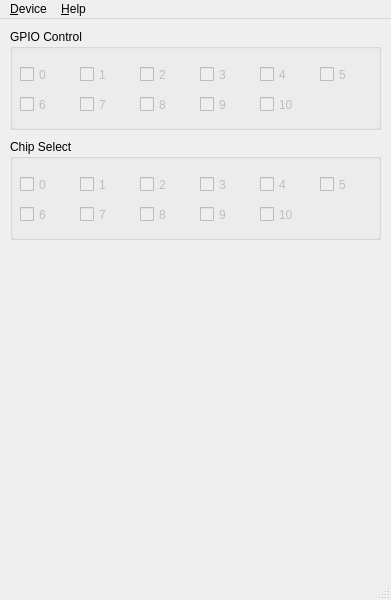
Before: the Qt Designer form src/devicewindow.ui in bloguetronica/cp2130-com, drawn with Qt 5.
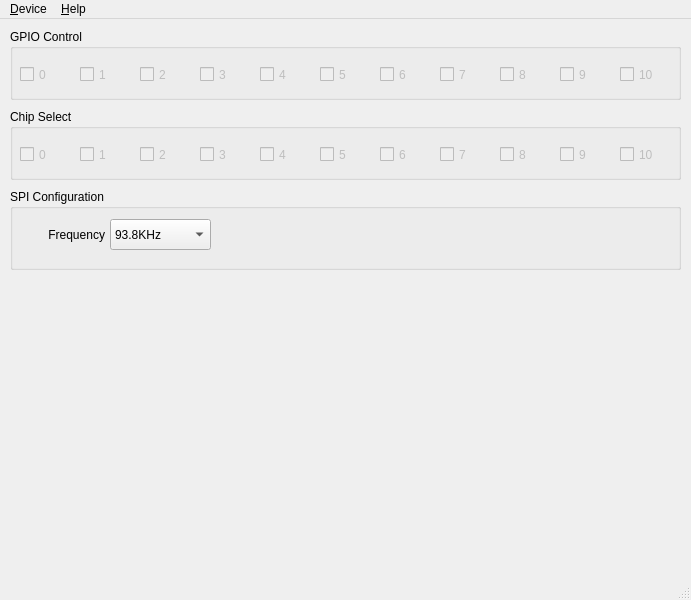
After: the same form once the commit is applied. Icons and pictures are not drawn.

What changed in the file:
```diff
--- a/src/devicewindow.ui
+++ b/src/devicewindow.ui
@@ -6,19 +6,19 @@
    <rect>
     <x>0</x>
     <y>0</y>
-    <width>391</width>
+    <width>691</width>
     <height>600</height>
    </rect>
   </property>
   <property name="minimumSize">
    <size>
-    <width>391</width>
+    <width>691</width>
     <height>0</height>
    </size>
   </property>
   <property name="maximumSize">
    <size>
-    <width>391</width>
+    <width>691</width>
     <height>16777215</height>
    </size>
   </property>
@@ -45,8 +45,8 @@
      <rect>
       <x>10</x>
       <y>10</y>
-      <width>371</width>
-      <height>101</height>
+      <width>671</width>
+      <height>71</height>
      </rect>
     </property>
     <property name="title">
@@ -154,8 +154,8 @@
      </property>
      <property name="geometry">
       <rect>
-       <x>10</x>
-       <y>65</y>
+       <x>370</x>
+       <y>35</y>
        <width>51</width>
        <height>21</height>
       </rect>
@@ -170,8 +170,8 @@
      </property>
      <property name="geometry">
       <rect>
-       <x>70</x>
-       <y>65</y>
+       <x>430</x>
+       <y>35</y>
        <width>51</width>
        <height>21</height>
       </rect>
@@ -186,8 +186,8 @@
      </property>
      <property name="geometry">
       <rect>
-       <x>130</x>
-       <y>65</y>
+       <x>490</x>
+       <y>35</y>
        <width>51</width>
        <height>21</height>
       </rect>
@@ -202,8 +202,8 @@
      </property>
      <property name="geometry">
       <rect>
-       <x>190</x>
-       <y>65</y>
+       <x>550</x>
+       <y>35</y>
        <width>51</width>
        <height>21</height>
       </rect>
@@ -218,8 +218,8 @@
      </property>
      <property name="geometry">
       <rect>
-       <x>250</x>
-       <y>65</y>
+       <x>610</x>
+       <y>35</y>
        <width>51</width>
        <height>21</height>
       </rect>
@@ -233,9 +233,9 @@
     <property name="geometry">
      <rect>
       <x>10</x>
-      <y>120</y>
-      <width>371</width>
-      <height>101</height>
+      <y>90</y>
+      <width>671</width>
+      <height>71</height>
      </rect>
     </property>
     <property name="title">
@@ -343,8 +343,8 @@
      </property>
      <property name="geometry">
       <rect>
-       <x>10</x>
-       <y>65</y>
+       <x>370</x>
+       <y>35</y>
        <width>51</width>
        <height>21</height>
       </rect>
@@ -359,8 +359,8 @@
      </property>
      <property name="geometry">
       <rect>
-       <x>70</x>
-       <y>65</y>
+       <x>430</x>
+       <y>35</y>
        <width>51</width>
        <height>21</height>
       </rect>
@@ -375,8 +375,8 @@
      </property>
      <property name="geometry">
       <rect>
-       <x>130</x>
-       <y>65</y>
+       <x>490</x>
+       <y>35</y>
        <width>51</width>
        <height>21</height>
       </rect>
@@ -391,8 +391,8 @@
      </property>
      <property name="geometry">
       <rect>
-       <x>190</x>
-       <y>65</y>
+       <x>550</x>
+       <y>35</y>
        <width>51</width>
        <height>21</height>
       </rect>
@@ -407,8 +407,8 @@
      </property>
      <property name="geometry">
       <rect>
-       <x>250</x>
-       <y>65</y>
+       <x>610</x>
+       <y>35</y>
        <width>51</width>
        <height>21</height>
       </rect>
@@ -418,13 +418,95 @@
      </property>
     </widget>
    </widget>
+   <widget class="QGroupBox" name="groupBoxSPIConfiguration">
+    <property name="geometry">
+     <rect>
+      <x>10</x>
+      <y>170</y>
+      <width>671</width>
+      <height>81</height>
+     </rect>
+    </property>
+    <property name="title">
+     <string>SPI Configuration</string>
+    </property>
+    <widget class="QComboBox" name="comboBoxFrequency">
+     <property name="geometry">
+      <rect>
+       <x>100</x>
+       <y>30</y>
+       <width>101</width>
+       <height>31</height>
+      </rect>
+     </property>
+     <property name="currentText">
+      <string>93.8KHz</string>
+     </property>
+     <item>
+      <property name="text">
+       <string>93.8KHz</string>
+      </property>
+     </item>
+     <item>
+      <property name="text">
+       <string>187.5KHz</string>
+      </property>
+     </item>
+     <item>
+      <property name="text">
+       <string>375KHz</string>
+      </property>
+     </item>
+     <item>
+      <property name="text">
+       <string>750KHz</string>
+      </property>
+     </item>
+     <item>
+      <property name="text">
+       <string>1.5MHz</string>
+      </property>
+     </item>
+     <item>
+      <property name="text">
+       <string>3MHz</string>
+      </property>
+     </item>
+     <item>
+      <property name="text">
+       <string>6MHz</string>
+      </property>
+     </item>
+     <item>
+      <property name="text">
+       <string>12MHz</string>
+      </property>
+     </item>
+    </widget>
+    <widget class="QLabel" name="labelFrequency">
+     <property name="geometry">
+      <rect>
+       <x>10</x>
+       <y>37</y>
+       <width>85</width>
+       <height>17</height>
+      </rect>
+     </property>
+     <property name="text">
+      <string>Frequency</string>
+     </property>
+     <property name="alignment">
+      <set>Qt::AlignRight|Qt::AlignTrailing|Qt::AlignVCenter</set>
+     </property>
+    </widget>
+   </widget>
   </widget>
   <widget class="QMenuBar" name="menuBar">
    <property name="geometry">
     <rect>
      <x>0</x>
      <y>0</y>
-     <width>391</width>
+     <width>691</width>
      <height>30</height>
     </rect>
    </property>
```
